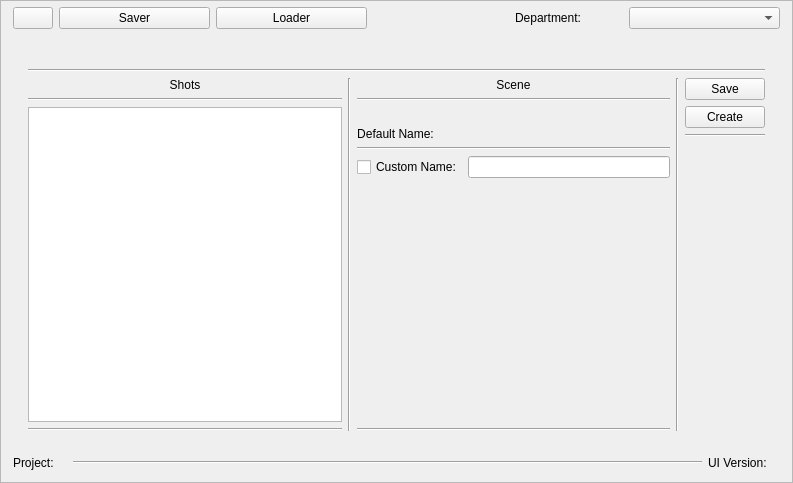
This is core/xolo_core/ui/xolo_saver.ui in ronnyascencio/ateru as Qt 5 draws it before an edit. The edited form follows.
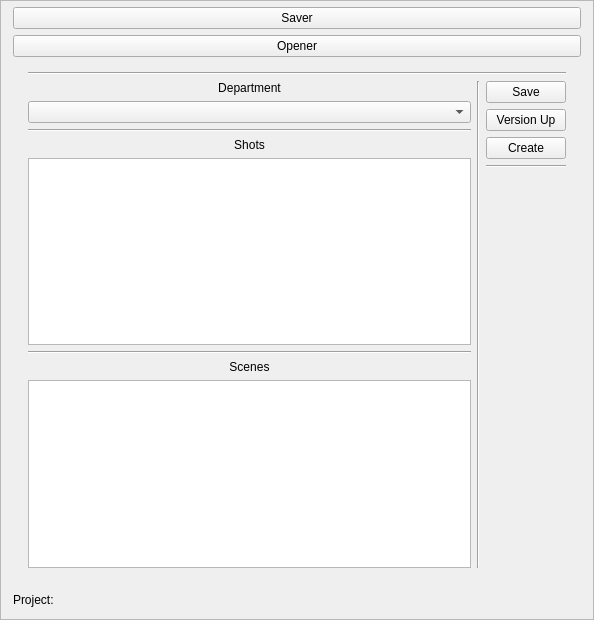
This is the edited form. The open tabs and pages were chosen to show the change. Icons and pictures are not drawn.

Commit message: xolo-pipeline-21 [FEATURE] saver ui first pass dcc integrated gaffer and blender

```diff
--- a/core/xolo_core/ui/xolo_saver.ui
+++ b/core/xolo_core/ui/xolo_saver.ui
@@ -6,8 +6,8 @@
    <rect>
     <x>0</x>
     <y>0</y>
-    <width>793</width>
-    <height>483</height>
+    <width>594</width>
+    <height>620</height>
    </rect>
   </property>
   <property name="windowTitle">
@@ -68,97 +68,18 @@
          <number>10</number>
         </property>
         <item>
-         <layout class="QHBoxLayout" name="horizontalLayout_6">
-          <property name="bottomMargin">
-           <number>15</number>
+         <widget class="QPushButton" name="saver_btn">
+          <property name="text">
+           <string>Saver</string>
           </property>
-          <item>
-           <widget class="QPushButton" name="home_btn">
-            <property name="sizePolicy">
-             <sizepolicy hsizetype="Fixed" vsizetype="Fixed">
-              <horstretch>0</horstretch>
-              <verstretch>0</verstretch>
-             </sizepolicy>
-            </property>
-            <property name="text">
-             <string/>
-            </property>
-            <property name="icon">
-             <iconset>
-              <normaloff>assets/icons/start.png</normaloff>assets/icons/start.png</iconset>
-            </property>
-           </widget>
-          </item>
-          <item>
-           <widget class="QPushButton" name="saver_btn">
-            <property name="text">
-             <string>Saver</string>
-            </property>
-           </widget>
-          </item>
-          <item>
-           <widget class="QPushButton" name="opener_btn">
-            <property name="text">
-             <string>Loader</string>
-            </property>
-           </widget>
-          </item>
-          <item>
-           <spacer name="horizontalSpacer">
-            <property name="orientation">
-             <enum>Qt::Horizontal</enum>
-            </property>
-            <property name="sizeType">
-             <enum>QSizePolicy::Fixed</enum>
-            </property>
-            <property name="sizeHint" stdset="0">
-             <size>
-              <width>100</width>
-              <height>20</height>
-             </size>
-            </property>
-           </spacer>
-          </item>
-          <item>
-           <widget class="QLabel" name="label_3">
-            <property name="sizePolicy">
-             <sizepolicy hsizetype="Preferred" vsizetype="Fixed">
-              <horstretch>0</horstretch>
-              <verstretch>0</verstretch>
-             </sizepolicy>
-            </property>
-            <property name="text">
-             <string>Department:</string>
-            </property>
-            <property name="alignment">
-             <set>Qt::AlignCenter</set>
-            </property>
-           </widget>
-          </item>
-          <item>
-           <widget class="QComboBox" name="department_saver_cbb">
-            <property name="sizePolicy">
-             <sizepolicy hsizetype="Preferred" vsizetype="Fixed">
-              <horstretch>0</horstretch>
-              <verstretch>0</verstretch>
-             </sizepolicy>
-            </property>
-           </widget>
-          </item>
-         </layout>
+         </widget>
         </item>
         <item>
-         <layout class="QHBoxLayout" name="horizontalLayout_8">
-          <property name="leftMargin">
-           <number>30</number>
+         <widget class="QPushButton" name="opener_btn">
+          <property name="text">
+           <string>Opener</string>
           </property>
-          <property name="rightMargin">
-           <number>30</number>
-          </property>
-          <property name="bottomMargin">
-           <number>10</number>
-          </property>
-         </layout>
+         </widget>
         </item>
         <item>
          <layout class="QHBoxLayout" name="horizontalLayout_3">
@@ -190,15 +111,24 @@
                    <number>0</number>
                   </property>
                   <item>
-                   <widget class="QLabel" name="label_4">
+                   <widget class="QLabel" name="label_3">
+                    <property name="sizePolicy">
+                     <sizepolicy hsizetype="Preferred" vsizetype="Fixed">
+                      <horstretch>0</horstretch>
+                      <verstretch>0</verstretch>
+                     </sizepolicy>
+                    </property>
                     <property name="text">
-                     <string>Shots</string>
+                     <string>Department</string>
                     </property>
                     <property name="alignment">
                      <set>Qt::AlignCenter</set>
                     </property>
                    </widget>
                   </item>
+                  <item>
+                   <widget class="QComboBox" name="department_saver_cbb"/>
+                  </item>
                   <item>
                    <widget class="Line" name="line_5">
                     <property name="orientation">
@@ -206,6 +136,16 @@
                     </property>
                    </widget>
                   </item>
+                  <item>
+                   <widget class="QLabel" name="label_4">
+                    <property name="text">
+                     <string>Shots</string>
+                    </property>
+                    <property name="alignment">
+                     <set>Qt::AlignCenter</set>
+                    </property>
+                   </widget>
+                  </item>
                   <item>
                    <widget class="QListView" name="shots_saver_lv"/>
                   </item>
@@ -216,30 +156,10 @@
                     </property>
                    </widget>
                   </item>
-                 </layout>
-                </item>
-                <item>
-                 <widget class="Line" name="line_14">
-                  <property name="orientation">
-                   <enum>Qt::Vertical</enum>
-                  </property>
-                 </widget>
-                </item>
-                <item>
-                 <layout class="QVBoxLayout" name="verticalLayout_8">
-                  <property name="rightMargin">
-                   <number>0</number>
-                  </property>
                   <item>
                    <widget class="QLabel" name="label_5">
-                    <property name="sizePolicy">
-                     <sizepolicy hsizetype="Preferred" vsizetype="Fixed">
-                      <horstretch>0</horstretch>
-                      <verstretch>0</verstretch>
-                     </sizepolicy>
-                    </property>
                     <property name="text">
-                     <string>Scene</string>
+                     <string>Scenes</string>
                     </property>
                     <property name="alignment">
                      <set>Qt::AlignCenter</set>
@@ -247,88 +167,7 @@
                    </widget>
                   </item>
                   <item>
-                   <widget class="Line" name="line_12">
-                    <property name="orientation">
-                     <enum>Qt::Horizontal</enum>
-                    </property>
-                   </widget>
-                  </item>
-                  <item>
-                   <layout class="QVBoxLayout" name="verticalLayout_9">
-                    <item>
-                     <widget class="QLabel" name="default_scene_name_lbl">
-                      <property name="sizePolicy">
-                       <sizepolicy hsizetype="Expanding" vsizetype="Fixed">
-                        <horstretch>0</horstretch>
-                        <verstretch>0</verstretch>
-                       </sizepolicy>
-                      </property>
-                      <property name="text">
-                       <string/>
-                      </property>
-                     </widget>
-                    </item>
-                    <item>
-                     <widget class="QLabel" name="label_2">
-                      <property name="sizePolicy">
-                       <sizepolicy hsizetype="Fixed" vsizetype="Fixed">
-                        <horstretch>0</horstretch>
-                        <verstretch>0</verstretch>
-                       </sizepolicy>
-                      </property>
-                      <property name="text">
-                       <string>Default Name:</string>
-                      </property>
-                      <property name="alignment">
-                       <set>Qt::AlignCenter</set>
-                      </property>
-                     </widget>
-                    </item>
-                   </layout>
-                  </item>
-                  <item>
-                   <widget class="Line" name="line_13">
-                    <property name="orientation">
-                     <enum>Qt::Horizontal</enum>
-                    </property>
-                   </widget>
-                  </item>
-                  <item>
-                   <layout class="QHBoxLayout" name="horizontalLayout_9">
-                    <property name="bottomMargin">
-                     <number>10</number>
-                    </property>
-                    <item>
-                     <widget class="QCheckBox" name="checkBox">
-                      <property name="text">
-                       <string>Custom Name:</string>
-                      </property>
-                     </widget>
-                    </item>
-                    <item>
-                     <widget class="QLineEdit" name="custom_scene_name_le"/>
-                    </item>
-                   </layout>
-                  </item>
-                  <item>
-                   <spacer name="verticalSpacer_3">
-                    <property name="orientation">
-                     <enum>Qt::Vertical</enum>
-                    </property>
-                    <property name="sizeHint" stdset="0">
-                     <size>
-                      <width>20</width>
-                      <height>40</height>
-                     </size>
-                    </property>
-                   </spacer>
-                  </item>
-                  <item>
-                   <widget class="Line" name="line_15">
-                    <property name="orientation">
-                     <enum>Qt::Horizontal</enum>
-                    </property>
-                   </widget>
+                   <widget class="QListView" name="scenes_saver_lv"/>
                   </item>
                  </layout>
                 </item>
@@ -357,6 +196,13 @@
                     </property>
                    </widget>
                   </item>
+                  <item>
+                   <widget class="QPushButton" name="version_up_pb">
+                    <property name="text">
+                     <string>Version Up</string>
+                    </property>
+                   </widget>
+                  </item>
                   <item>
                    <widget class="QPushButton" name="Create_pb">
                     <property name="toolTip">
@@ -554,12 +400,6 @@
           </property>
           <item>
            <widget class="QLabel" name="project_lbl">
-            <property name="sizePolicy">
-             <sizepolicy hsizetype="Fixed" vsizetype="Preferred">
-              <horstretch>0</horstretch>
-              <verstretch>0</verstretch>
-             </sizepolicy>
-            </property>
             <property name="text">
              <string>Project:</string>
             </property>
@@ -567,51 +407,6 @@
           </item>
           <item>
            <widget class="QLabel" name="project_name_lbl">
-            <property name="sizePolicy">
-             <sizepolicy hsizetype="Expanding" vsizetype="Fixed">
-              <horstretch>0</horstretch>
-              <verstretch>0</verstretch>
-             </sizepolicy>
-            </property>
-            <property name="text">
-             <string/>
-            </property>
-           </widget>
-          </item>
-          <item>
-           <widget class="Line" name="line_11">
-            <property name="sizePolicy">
-             <sizepolicy hsizetype="Expanding" vsizetype="Fixed">
-              <horstretch>30</horstretch>
-              <verstretch>0</verstretch>
-             </sizepolicy>
-            </property>
-            <property name="orientation">
-             <enum>Qt::Horizontal</enum>
-            </property>
-           </widget>
-          </item>
-          <item>
-           <widget class="QLabel" name="label">
-            <property name="sizePolicy">
-             <sizepolicy hsizetype="Fixed" vsizetype="Preferred">
-              <horstretch>0</horstretch>
-              <verstretch>0</verstretch>
-             </sizepolicy>
-            </property>
-            <property name="text">
-             <string>UI Version:</string>
-            </property>
-           </widget>
-          </item>
-          <item>
-           <widget class="QLabel" name="ui_version_lbl">
-            <property name="sizePolicy">
-             <sizepolicy hsizetype="Expanding" vsizetype="Preferred">
-              <horstretch>0</horstretch>
-              <verstretch>0</verstretch>
-             </sizepolicy>
-            </property>
             <property name="text">
              <string/>
             </property>
```
Left out of the diff: 95 changed lines with no effect on the pictures.
